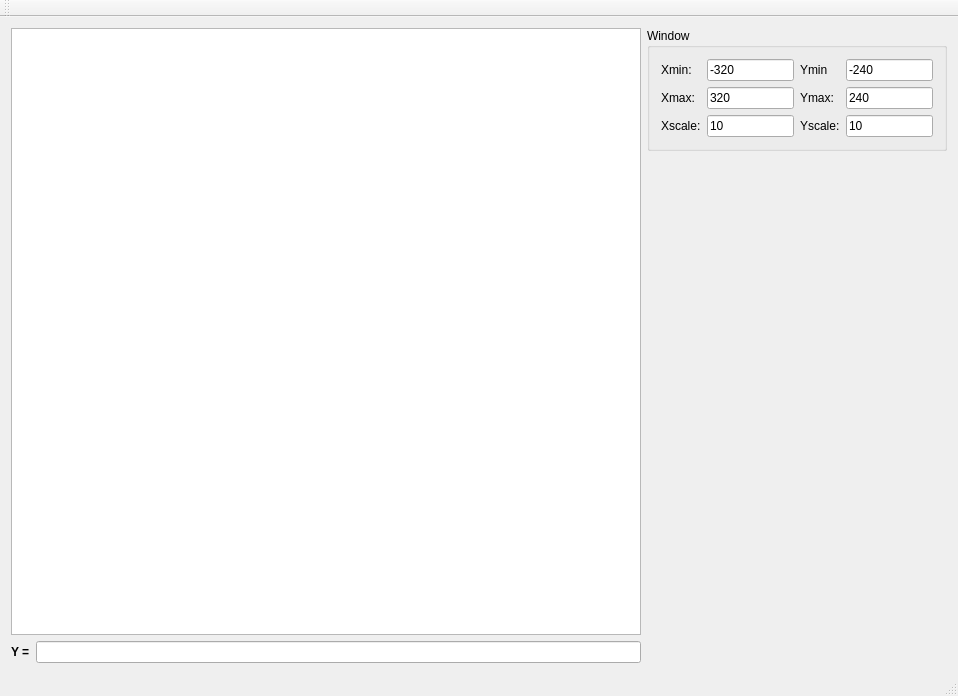
lib64/graphing-calc, file src/mainwindow.ui: the form before one commit.
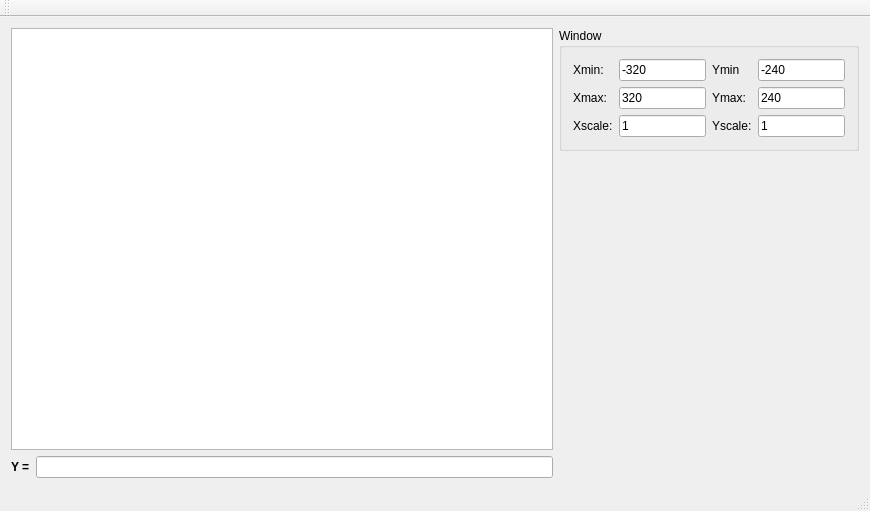
The form after the commit.

Diff of the .ui file:
```diff
--- a/src/mainwindow.ui
+++ b/src/mainwindow.ui
@@ -6,8 +6,8 @@
    <rect>
     <x>0</x>
     <y>0</y>
-    <width>958</width>
-    <height>696</height>
+    <width>870</width>
+    <height>511</height>
    </rect>
   </property>
   <property name="windowTitle">
@@ -103,7 +103,7 @@
              <item row="2" column="0">
               <widget class="QLineEdit" name="lineEdit_4">
                <property name="text">
-                <string>10</string>
+                <string>1</string>
                </property>
               </widget>
              </item>
@@ -157,7 +157,7 @@
              <item row="2" column="0">
               <widget class="QLineEdit" name="lineEdit_7">
                <property name="text">
-                <string>10</string>
+                <string>1</string>
                </property>
               </widget>
              </item>
```
Left out of the diff: 2 changed lines with no effect on the pictures.
